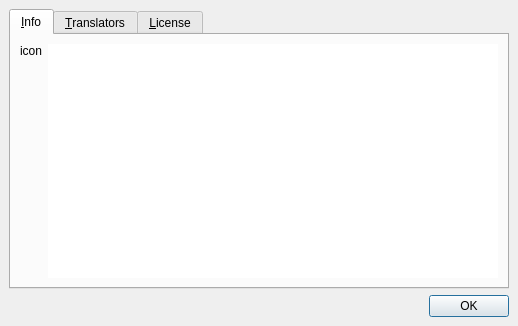
This is src/about.ui in smplayer-dev/smtube as Qt 5 draws it before an edit. The edited form follows.
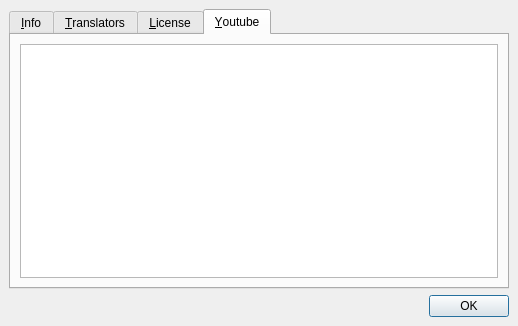
This is the edited form. The open tabs and pages were chosen to show the change.

Commit message: Add info about youtube in the about dialog

What changed in the file:
```diff
--- a/src/about.ui
+++ b/src/about.ui
@@ -196,6 +196,16 @@
        </item>
       </layout>
      </widget>
+     <widget class="QWidget" name="youtube_tab">
+      <attribute name="title">
+       <string>&amp;Youtube</string>
+      </attribute>
+      <layout class="QVBoxLayout" name="verticalLayout">
+       <item>
+        <widget class="QTextBrowser" name="youtube"/>
+       </item>
+      </layout>
+     </widget>
     </widget>
    </item>
    <item>
```
The commit also changes 1 other file.
